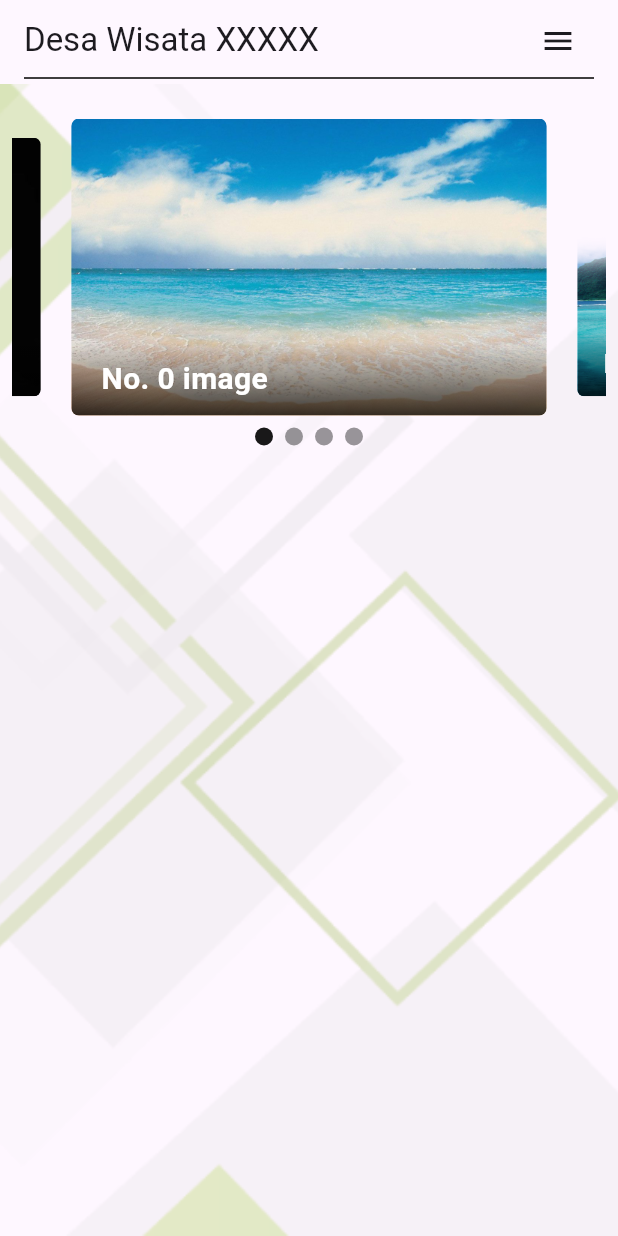
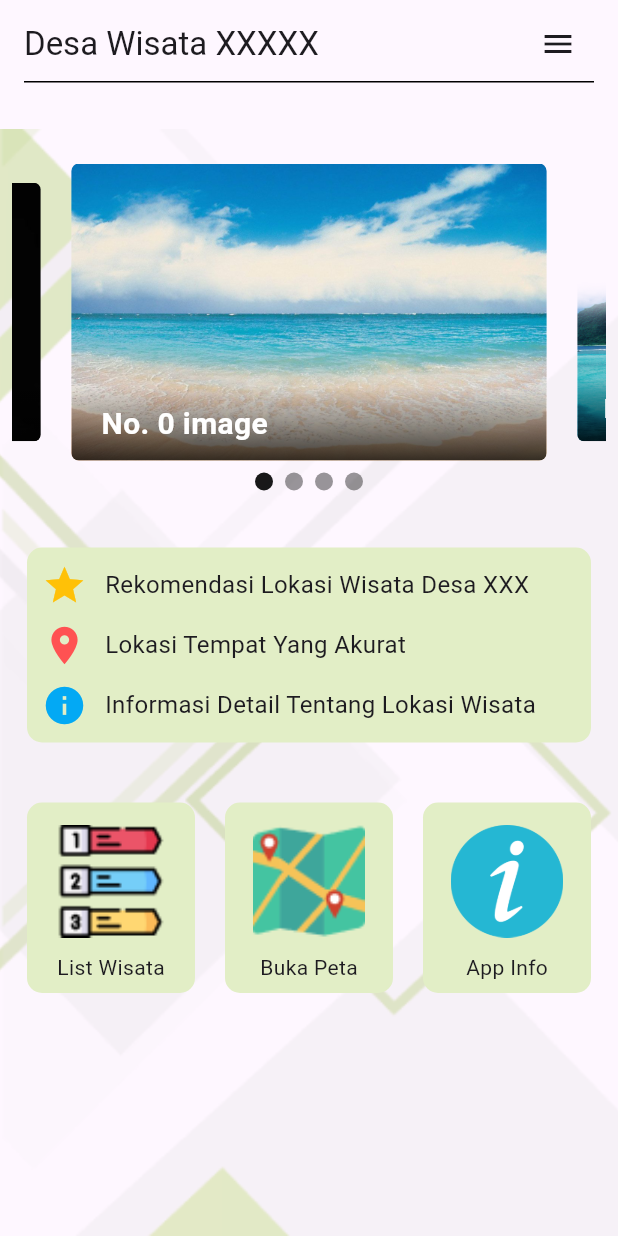
Before and after one commit to AlninoDP/wisata_desa, a Flutter app: the screen it shows after launch, on a phone screen of 412 x 824 dp. Run offline on Flutter 3.47's test engine with Material 3 defaults, Android fonts, the phone set to English and light mode, and no system bars; drawn by our look-alikes of carousel_slider.

Commit message:
added about and menu button

```diff
--- a/lib/components/app_appbar.dart
+++ b/lib/components/app_appbar.dart
@@ -10,6 +10,7 @@ class AppAppBar extends StatelessWidget implements PreferredSizeWidget {
       actions: const [SizedBox()], // to remove end drawer button
       title: Column(
         children: [
+          const SizedBox(height: 5),
           Row(
             mainAxisAlignment: MainAxisAlignment.spaceBetween,
             children: [
@@ -31,5 +32,5 @@ class AppAppBar extends StatelessWidget implements PreferredSizeWidget {
   }
 
   @override
-  Size get preferredSize => const Size.fromHeight(kToolbarHeight);
+  Size get preferredSize => const Size.fromHeight(kToolbarHeight + 30);
 }
--- a/lib/views/home/home_page.dart
+++ b/lib/views/home/home_page.dart
@@ -5,6 +5,8 @@ import 'package:wisata_desa/components/app_appbar.dart';
 import 'package:wisata_desa/components/app_background.dart';
 import 'package:wisata_desa/components/app_drawer.dart';
 import 'package:wisata_desa/views/home/provider/carousel_provider.dart';
+import 'package:wisata_desa/views/home/widgets/about_menu.dart';
+import 'package:wisata_desa/views/home/widgets/menu_button.dart';
 
 class HomePageProvider extends StatelessWidget {
   const HomePageProvider({super.key});
@@ -85,7 +87,65 @@ class HomePage extends StatelessWidget {
                   },
                 ),
 
+                const SizedBox(height: 20),
+
                 //About
+                Container(
+                  margin: const EdgeInsets.all(10),
+                  padding: const EdgeInsets.all(10),
+                  decoration: BoxDecoration(
+                    color: const Color(0xffE2EEC6),
+                    borderRadius: BorderRadius.circular(10),
+                  ),
+                  child: const Column(
+                    children: [
+                      AboutMenu(
+                        icon: Icons.star,
+                        iconColor: Colors.amber,
+                        text: 'Rekomendasi Lokasi Wisata Desa XXX',
+                      ),
+                      SizedBox(height: 10),
+                      AboutMenu(
+                        icon: Icons.location_on_sharp,
+                        iconColor: Colors.redAccent,
+                        text: 'Lokasi Tempat Yang Akurat',
+                      ),
+                      SizedBox(height: 10),
+                      AboutMenu(
+                        icon: Icons.info,
+                        iconColor: Colors.lightBlue,
+                        text: 'Informasi Detail Tentang Lokasi Wisata',
+                      )
+                    ],
+                  ),
+                ),
+
+                const SizedBox(height: 20),
+
+                // Button
+                const Row(
+                  mainAxisAlignment: MainAxisAlignment.spaceAround,
+                  children: [
+                    Expanded(
+                      child: MenuButton(
+                        imagePath: 'assets/icons/list_icon.png',
+                        textMenu: 'List Wisata',
+                      ),
+                    ),
+                    Expanded(
+                      child: MenuButton(
+                        imagePath: 'assets/icons/map_icon.png',
+                        textMenu: 'Buka Peta',
+                      ),
+                    ),
+                    Expanded(
+                      child: MenuButton(
+                        imagePath: 'assets/icons/info_icon.png',
+                        textMenu: 'App Info',
+                      ),
+                    )
+                  ],
+                )
               ],
             ),
           ),
--- /dev/null
+++ b/lib/views/home/widgets/about_menu.dart
@@ -0,0 +1,33 @@
+import 'package:flutter/material.dart';
+
+class AboutMenu extends StatelessWidget {
+  const AboutMenu({
+    super.key,
+    required this.icon,
+    required this.text,
+    this.iconColor,
+  });
+  final IconData icon;
+  final String text;
+  final Color? iconColor;
+
+  @override
+  Widget build(BuildContext context) {
+    return Row(
+      children: [
+        Icon(
+          icon,
+          size: 30,
+          color: iconColor,
+        ),
+        const SizedBox(width: 12),
+        Expanded(
+          child: Text(
+            text,
+            style: const TextStyle(fontSize: 16),
+          ),
+        ),
+      ],
+    );
+  }
+}
--- /dev/null
+++ b/lib/views/home/widgets/menu_button.dart
@@ -0,0 +1,46 @@
+import 'package:flutter/material.dart';
+
+class MenuButton extends StatelessWidget {
+  const MenuButton({
+    super.key,
+    required this.imagePath,
+    required this.textMenu,
+    this.onTap,
+  });
+  final String imagePath;
+  final String textMenu;
+  final Function()? onTap;
+
+  @override
+  Widget build(BuildContext context) {
+    return GestureDetector(
+      onTap: onTap ?? () {},
+      child: Container(
+        margin: const EdgeInsets.all(10),
+        padding: const EdgeInsets.fromLTRB(15, 15, 15, 7),
+        decoration: BoxDecoration(
+          color: const Color(0xffE2EEC6),
+          borderRadius: BorderRadius.circular(10),
+        ),
+        child: Column(
+          children: [
+            Container(
+              height: 75,
+              width: 75,
+              decoration: BoxDecoration(
+                image: DecorationImage(
+                  fit: BoxFit.cover,
+                  image: AssetImage(imagePath),
+                ),
+              ),
+            ),
+            const SizedBox(height: 10),
+            Text(
+              textMenu,
+            )
+          ],
+        ),
+      ),
+    );
+  }
+}
```
Also changed, not shown: assets/icons/info_icon.png (added).
